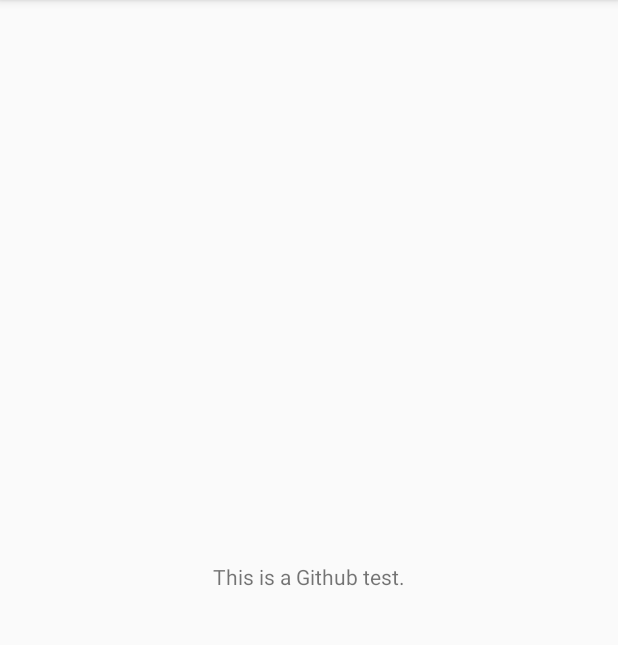
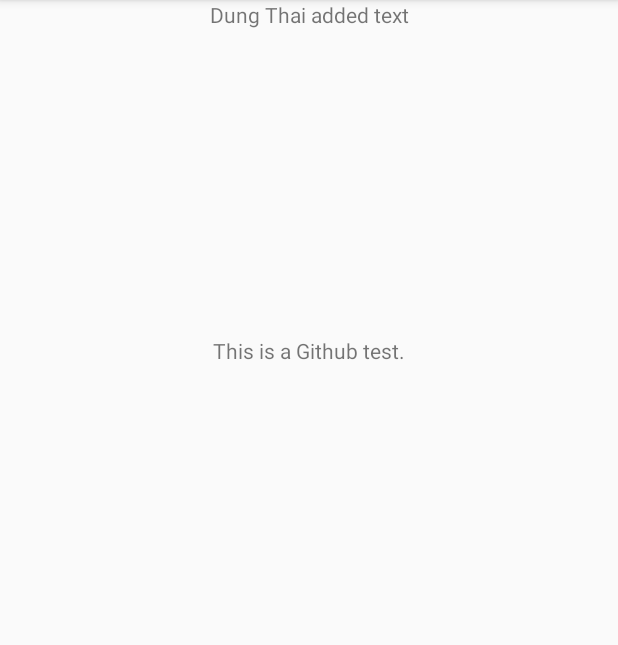
Before and after one commit to mzloria/GithubLab, an Android app: the screen it shows after launch (MainActivity), on a phone screen of 412 x 824 dp, the part 84-729 px from its top. Run offline under Robolectric (Android 15) with nearby library versions, the phone set to English and light mode, and no system bars.

Commit message:
edited main xml

```diff
--- a/app/src/main/res/layout/activity_main.xml
+++ b/app/src/main/res/layout/activity_main.xml
@@ -11,8 +11,20 @@
         android:layout_height="wrap_content"
         android:text="This is a Github test."
         app:layout_constraintBottom_toBottomOf="parent"
+        app:layout_constraintEnd_toEndOf="parent"
         app:layout_constraintLeft_toLeftOf="parent"
         app:layout_constraintRight_toRightOf="parent"
-        app:layout_constraintTop_toTopOf="parent" />
+        app:layout_constraintStart_toStartOf="parent"
+        app:layout_constraintTop_toTopOf="parent"
+        app:layout_constraintVertical_bias="0.299" />
+
+    <TextView
+        android:id="@+id/textView"
+        android:layout_width="wrap_content"
+        android:layout_height="wrap_content"
+        android:text="Dung Thai added text"
+        app:layout_constraintEnd_toEndOf="parent"
+        app:layout_constraintStart_toStartOf="parent"
+        tools:layout_editor_absoluteY="292dp" />
 
 </androidx.constraintlayout.widget.ConstraintLayout>
```
